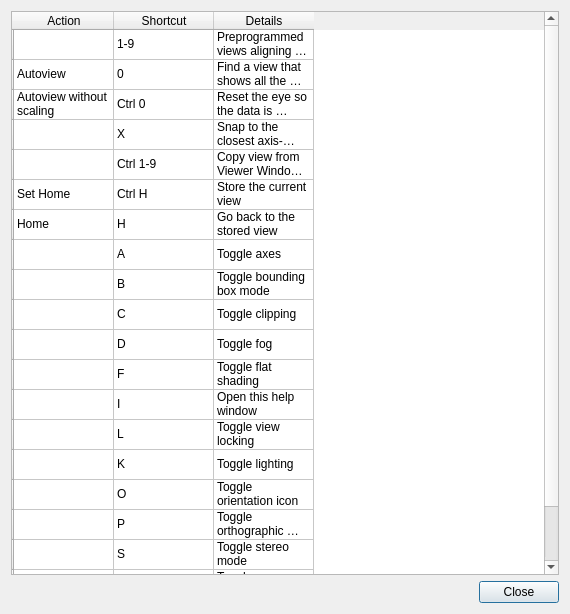
Before: the Qt Designer form src/Interface/Modules/Render/ViewSceneShortcuts.ui in SCIInstitute/SCIRun, drawn with Qt 5.
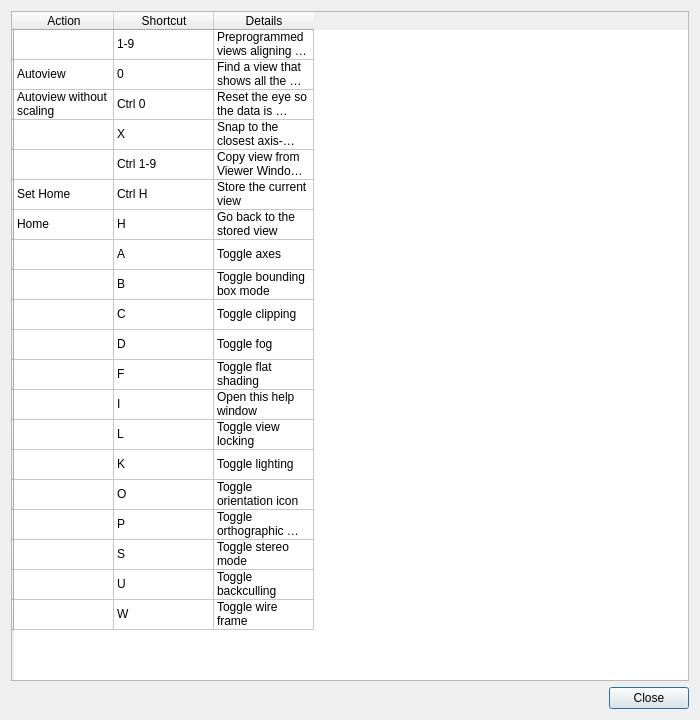
After: the same form once the commit is applied.

Commit message:
Fix shortcuts dialog: read-only table, action names, better gray-out color
- Set NoEditTriggers on the table so all cells are read-only
- Populate missing Action column cells for all 20 rows so grayed rows
  show their action name in the disabled style
- Switch gray-out from Qt::gray to palette Disabled/Text color for
  correct appearance on both light and dark themes
- Also strip ItemIsEnabled flag from grayed items
- Increase initial dialog size to 700x720

```diff
--- a/src/Interface/Modules/Render/ViewSceneShortcuts.ui
+++ b/src/Interface/Modules/Render/ViewSceneShortcuts.ui
@@ -6,8 +6,8 @@
    <rect>
     <x>0</x>
     <y>0</y>
-    <width>570</width>
-    <height>614</height>
+    <width>700</width>
+    <height>720</height>
    </rect>
   </property>
   <property name="windowTitle">
```
The commit also changes 1 other file.
